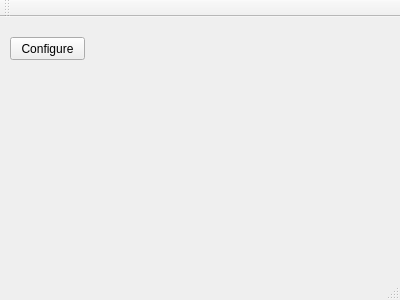
Before: the Qt Designer form mainwindow.ui in Qt-Widgets/conductivity, drawn with Qt 5.
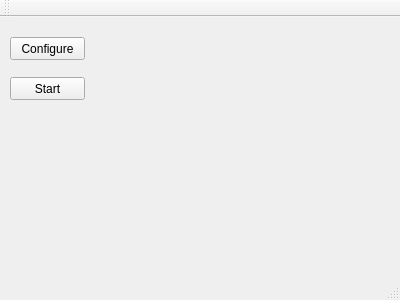
After: the same form once the commit is applied.

Diff of the .ui file:
```diff
--- a/mainwindow.ui
+++ b/mainwindow.ui
@@ -27,6 +27,19 @@
      <string>Configure</string>
     </property>
    </widget>
+   <widget class="QPushButton" name="startButton">
+    <property name="geometry">
+     <rect>
+      <x>10</x>
+      <y>60</y>
+      <width>75</width>
+      <height>23</height>
+     </rect>
+    </property>
+    <property name="text">
+     <string>Start</string>
+    </property>
+   </widget>
   </widget>
   <widget class="QMenuBar" name="menuBar">
    <property name="geometry">
```
